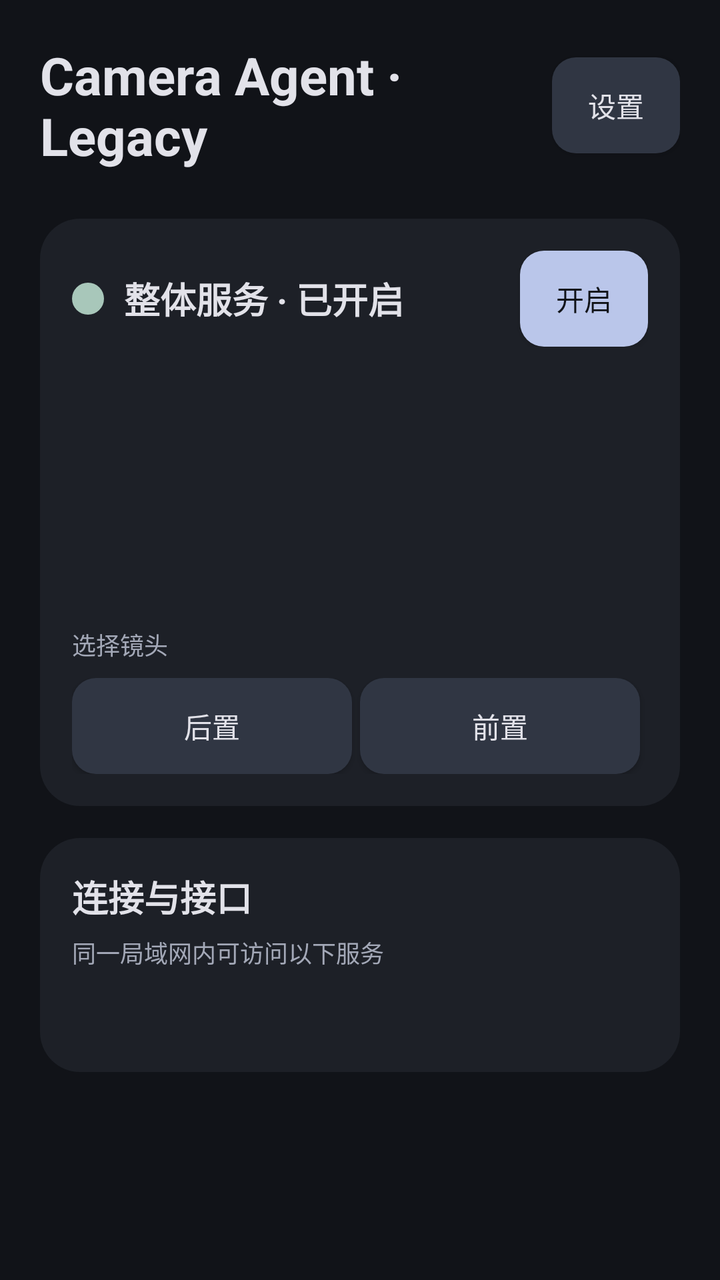
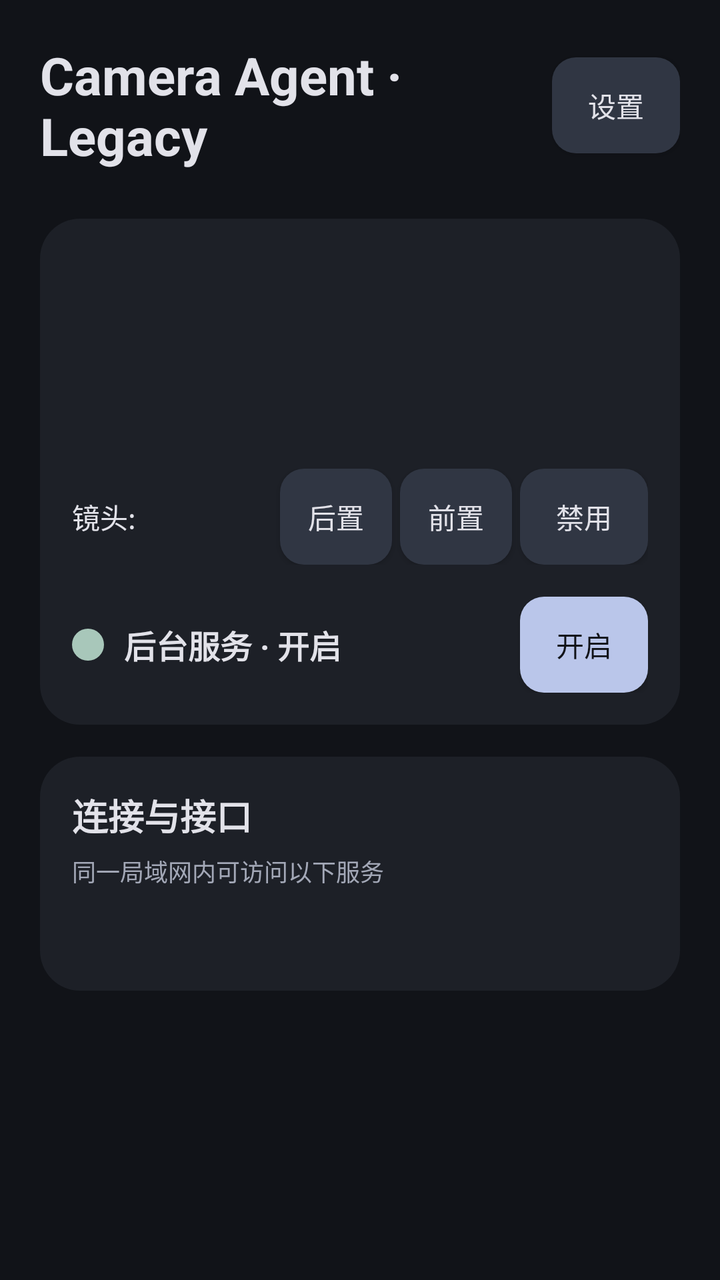

Before-and-after screenshots of an Android layout around one commit, followed by the original layout XML and the change that was made.
<!-- AndroidManifest.xml: application theme Theme.CameraAgent -->
<!-- res/layout/activity_standby.xml -->
<?xml version="1.0" encoding="utf-8"?>
<RelativeLayout
    xmlns:android="http://schemas.android.com/apk/res/android"
    xmlns:app="http://schemas.android.com/apk/res-auto"
    android:id="@+id/root"
    android:layout_width="match_parent"
    android:layout_height="match_parent"
    android:background="@color/ui_background">
    <ScrollView
        android:layout_width="match_parent"
        android:layout_height="match_parent"
        android:fillViewport="true">
        <LinearLayout
            android:layout_width="match_parent"
            android:layout_height="wrap_content"
            android:orientation="vertical"
            android:padding="20dp">
            <LinearLayout android:layout_width="match_parent" android:layout_height="wrap_content" android:gravity="center_vertical" android:layout_marginBottom="24dp">
                <TextView android:layout_width="0dp" android:layout_weight="1" android:layout_height="wrap_content" android:text="Camera Agent · Legacy" android:textSize="26sp" android:textColor="@color/ui_text" android:textStyle="bold" />
                <Button android:id="@+id/settings" android:layout_width="64dp" android:layout_height="48dp" android:text="设置" android:textColor="@color/control_text" android:background="@drawable/control_button" />
            </LinearLayout>
            <LinearLayout
                android:id="@+id/service_bar"
                android:layout_width="match_parent"
                android:layout_height="wrap_content"
                android:orientation="vertical"
                android:background="@drawable/surface_card">
                <LinearLayout
                    android:layout_width="match_parent"
                    android:layout_height="wrap_content"
                    android:gravity="center_vertical">
                    <View
                        android:id="@+id/status_led"
                        android:layout_width="16dp"
                        android:layout_height="16dp"
                        android:background="@drawable/led_green"
                        android:layout_marginRight="10dp" />
                    <TextView
                        android:layout_width="0dp"
                        android:layout_height="wrap_content"
                        android:text="整体服务 · 已开启"
                        android:textStyle="bold"
                        android:textSize="18sp"
                        android:textColor="@color/ui_text"
                        android:id="@+id/status_text"
                        android:layout_weight="1"
                        android:layout_marginRight="12dp" />
                    <ToggleButton
                        android:id="@+id/camera_service_toggle"
                        android:layout_width="64dp"
                        android:layout_height="48dp"
                        android:background="@drawable/control_button"
                        android:textOn="开启"
                        android:textOff="关闭"
                        android:textSize="14sp"
                        android:textColor="@color/control_text"
                        android:checked="true" />
                </LinearLayout>
                <LinearLayout android:layout_width="match_parent" android:layout_height="wrap_content" android:gravity="center_vertical" android:paddingTop="12dp">
                    <TextView android:id="@+id/http_status" android:layout_width="0dp" android:layout_weight="1" android:layout_height="wrap_content" android:textColor="@color/ui_text" android:textSize="14sp" />
                    <TextView android:id="@+id/http_connections" android:layout_width="wrap_content" android:layout_height="wrap_content" android:textColor="@color/ui_text_secondary" android:textSize="12sp" />
                </LinearLayout>
                <LinearLayout android:layout_width="match_parent" android:layout_height="wrap_content" android:gravity="center_vertical" android:paddingTop="12dp">
                    <TextView android:id="@+id/mcp_status" android:layout_width="0dp" android:layout_weight="1" android:layout_height="wrap_content" android:textColor="@color/ui_text" android:textSize="14sp" />
                    <TextView android:id="@+id/mcp_connections" android:layout_width="wrap_content" android:layout_height="wrap_content" android:textColor="@color/ui_text_secondary" android:textSize="12sp" />
                </LinearLayout>
                <TextView android:id="@+id/mqtt_status" android:layout_width="match_parent" android:layout_height="wrap_content" android:paddingTop="12dp" android:textColor="@color/ui_text" android:textSize="14sp" />
                <TextView android:id="@+id/camera_status" android:layout_width="match_parent" android:layout_height="wrap_content" android:paddingTop="12dp" android:textColor="@color/ui_text" android:textSize="14sp" />
                <TextView
                    android:layout_width="match_parent"
                    android:layout_height="wrap_content"
                    android:text="选择镜头"
                    android:textSize="12sp"
                    android:textColor="@color/ui_text_secondary"
                    android:layout_marginTop="16dp"
                    android:layout_marginBottom="8dp" />
                <LinearLayout
                    android:id="@+id/facing_row"
                    android:layout_width="match_parent"
                    android:layout_height="wrap_content"
                    android:orientation="horizontal">
                    <Button
                        android:id="@+id/facing_back"
                        android:layout_width="0dp"
                        android:layout_weight="1"
                        android:layout_height="48dp"
                        android:layout_marginRight="4dp"
                        android:text="后置"
                        android:textSize="14sp"
                        android:textColor="@color/control_text"
                        android:background="@drawable/control_button" />
                    <Button
                        android:id="@+id/facing_front"
                        android:layout_width="0dp"
                        android:layout_weight="1"
                        android:layout_height="48dp"
                        android:layout_marginRight="4dp"
                        android:text="前置"
                        android:textSize="14sp"
                        android:textColor="@color/control_text"
                        android:background="@drawable/control_button" />
                </LinearLayout>
            </LinearLayout>
            <LinearLayout
                android:layout_width="match_parent"
                android:layout_height="wrap_content"
                android:orientation="vertical"
                android:background="@drawable/surface_card"
                android:layout_marginTop="16dp">
                <TextView
                    android:layout_width="match_parent"
                    android:layout_height="wrap_content"
                    android:text="连接与接口"
                    android:textSize="18sp"
                    android:textColor="@color/ui_text"
                    android:textStyle="bold" />
                <TextView
                    android:layout_width="match_parent"
                    android:layout_height="wrap_content"
                    android:text="同一局域网内可访问以下服务"
                    android:textSize="12sp"
                    android:textColor="@color/ui_text_secondary"
                    android:layout_marginTop="6dp"
                    android:layout_marginBottom="16dp" />
                <TextView
                    android:layout_width="match_parent"
                    android:layout_height="wrap_content"
                    android:text=""
                    android:textSize="14sp"
                    android:textColor="@color/ui_primary"
                    android:id="@+id/info"
                    android:fontFamily="monospace"
                    android:lineSpacingExtra="6dp"
                    android:textIsSelectable="true" />
            </LinearLayout>
        </LinearLayout>
    </ScrollView>
</RelativeLayout>
<!-- resources referenced by this layout -->
<resources>
  <color name="ui_background">#111318</color>
  <color name="ui_primary">#BAC6EA</color>
  <color name="ui_text">#E2E2E9</color>
  <color name="ui_text_secondary">#A3A8B7</color>
  <!-- drawable control_button (drawable) -->
  <selector xmlns:android="http://schemas.android.com/apk/res/android"><item android:state_selected="true"><shape><solid android:color="@color/ui_primary"/><corners android:radius="12dp"/></shape></item><item android:state_checked="true"><shape><solid android:color="@color/ui_primary"/><corners android:radius="12dp"/></shape></item><item android:state_pressed="true"><shape><solid android:color="@color/ui_pressed"/><corners android:radius="12dp"/></shape></item><item><shape><solid android:color="@color/ui_control"/><corners android:radius="12dp"/></shape></item></selector>
  <!-- drawable led_green (drawable) -->
  <shape xmlns:android="http://schemas.android.com/apk/res/android" android:shape="oval"><solid android:color="@color/ui_success"/></shape>
  <!-- drawable surface_card (drawable) -->
  <shape xmlns:android="http://schemas.android.com/apk/res/android"><solid android:color="@color/ui_surface"/><corners android:radius="20dp"/><padding android:left="16dp" android:top="16dp" android:right="16dp" android:bottom="16dp"/></shape>
  <style name="Theme.CameraAgent" parent="android:style/Theme.Holo.NoActionBar">
  <item name="android:windowBackground">@color/ui_background</item>
  <item name="android:colorBackground">@color/ui_background</item>
  <item name="android:textColorPrimary">@color/ui_text</item>
  <item name="android:textColorSecondary">@color/ui_text_secondary</item>
  </style>
  <color name="ui_pressed">#40495F</color>
  <color name="ui_control">#303643</color>
  <color name="ui_success">#A8C7BA</color>
  <color name="ui_surface">#1D2027</color>
</resources>

<!-- the commit's change to res/layout/activity_standby.xml (unified diff, before → after) -->
@@ -19,43 +19,7 @@
                 <TextView android:layout_width="0dp" android:layout_weight="1" android:layout_height="wrap_content" android:text="Camera Agent · Legacy" android:textSize="26sp" android:textColor="@color/ui_text" android:textStyle="bold" />
                 <Button android:id="@+id/settings" android:layout_width="64dp" android:layout_height="48dp" android:text="设置" android:textColor="@color/control_text" android:background="@drawable/control_button" />
             </LinearLayout>
-            <LinearLayout
-                android:id="@+id/service_bar"
-                android:layout_width="match_parent"
-                android:layout_height="wrap_content"
-                android:orientation="vertical"
-                android:background="@drawable/surface_card">
-                <LinearLayout
-                    android:layout_width="match_parent"
-                    android:layout_height="wrap_content"
-                    android:gravity="center_vertical">
-                    <View
-                        android:id="@+id/status_led"
-                        android:layout_width="16dp"
-                        android:layout_height="16dp"
-                        android:background="@drawable/led_green"
-                        android:layout_marginRight="10dp" />
-                    <TextView
-                        android:layout_width="0dp"
-                        android:layout_height="wrap_content"
-                        android:text="整体服务 · 已开启"
-                        android:textStyle="bold"
-                        android:textSize="18sp"
-                        android:textColor="@color/ui_text"
-                        android:id="@+id/status_text"
-                        android:layout_weight="1"
-                        android:layout_marginRight="12dp" />
-                    <ToggleButton
-                        android:id="@+id/camera_service_toggle"
-                        android:layout_width="64dp"
-                        android:layout_height="48dp"
-                        android:background="@drawable/control_button"
-                        android:textOn="开启"
-                        android:textOff="关闭"
-                        android:textSize="14sp"
-                        android:textColor="@color/control_text"
-                        android:checked="true" />
-                </LinearLayout>
+            <LinearLayout android:id="@+id/service_bar" android:layout_width="match_parent" android:layout_height="wrap_content" android:orientation="vertical" android:background="@drawable/surface_card">
                 <LinearLayout android:layout_width="match_parent" android:layout_height="wrap_content" android:gravity="center_vertical" android:paddingTop="12dp">
                     <TextView android:id="@+id/http_status" android:layout_width="0dp" android:layout_weight="1" android:layout_height="wrap_content" android:textColor="@color/ui_text" android:textSize="14sp" />
                     <TextView android:id="@+id/http_connections" android:layout_width="wrap_content" android:layout_height="wrap_content" android:textColor="@color/ui_text_secondary" android:textSize="12sp" />
@@ -65,40 +29,16 @@
                     <TextView android:id="@+id/mcp_connections" android:layout_width="wrap_content" android:layout_height="wrap_content" android:textColor="@color/ui_text_secondary" android:textSize="12sp" />
                 </LinearLayout>
                 <TextView android:id="@+id/mqtt_status" android:layout_width="match_parent" android:layout_height="wrap_content" android:paddingTop="12dp" android:textColor="@color/ui_text" android:textSize="14sp" />
-                <TextView android:id="@+id/camera_status" android:layout_width="match_parent" android:layout_height="wrap_content" android:paddingTop="12dp" android:textColor="@color/ui_text" android:textSize="14sp" />
-                <TextView
-                    android:layout_width="match_parent"
-                    android:layout_height="wrap_content"
-                    android:text="选择镜头"
-                    android:textSize="12sp"
-                    android:textColor="@color/ui_text_secondary"
-                    android:layout_marginTop="16dp"
-                    android:layout_marginBottom="8dp" />
-                <LinearLayout
-                    android:id="@+id/facing_row"
-                    android:layout_width="match_parent"
-                    android:layout_height="wrap_content"
-                    android:orientation="horizontal">
-                    <Button
-                        android:id="@+id/facing_back"
-                        android:layout_width="0dp"
-                        android:layout_weight="1"
-                        android:layout_height="48dp"
-                        android:layout_marginRight="4dp"
-                        android:text="后置"
-                        android:textSize="14sp"
-                        android:textColor="@color/control_text"
-                        android:background="@drawable/control_button" />
-                    <Button
-                        android:id="@+id/facing_front"
-                        android:layout_width="0dp"
-                        android:layout_weight="1"
-                        android:layout_height="48dp"
-                        android:layout_marginRight="4dp"
-                        android:text="前置"
-                        android:textSize="14sp"
-                        android:textColor="@color/control_text"
-                        android:background="@drawable/control_button" />
+                <LinearLayout android:id="@+id/facing_row" android:layout_width="match_parent" android:layout_height="wrap_content" android:gravity="center_vertical" android:layout_marginTop="16dp">
+                    <TextView android:id="@+id/camera_status" android:layout_width="0dp" android:layout_weight="1" android:layout_height="wrap_content" android:text="镜头:" android:textColor="@color/ui_text" android:textSize="14sp" />
+                    <Button android:id="@+id/facing_back" android:layout_width="56dp" android:layout_height="48dp" android:layout_marginLeft="4dp" android:padding="4dp" android:minWidth="0dp" android:text="后置" android:textSize="14sp" android:textColor="@color/control_text" android:background="@drawable/control_button"  />
+                    <Button android:id="@+id/facing_front" android:layout_width="56dp" android:layout_height="48dp" android:layout_marginLeft="4dp" android:padding="4dp" android:minWidth="0dp" android:text="前置" android:textSize="14sp" android:textColor="@color/control_text" android:background="@drawable/control_button"  />
+                    <Button android:id="@+id/facing_disabled" android:layout_width="64dp" android:layout_height="48dp" android:layout_marginLeft="4dp" android:padding="4dp" android:minWidth="0dp" android:text="禁用" android:textSize="14sp" android:textColor="@color/control_text" android:background="@drawable/control_button"  />
+                </LinearLayout>
+                <LinearLayout android:layout_width="match_parent" android:layout_height="wrap_content" android:gravity="center_vertical" android:layout_marginTop="16dp">
+                    <View android:id="@+id/status_led" android:layout_width="16dp" android:layout_height="16dp" android:layout_marginRight="10dp" android:background="@drawable/led_green" />
+                    <TextView android:id="@+id/status_text" android:layout_width="0dp" android:layout_weight="1" android:layout_height="wrap_content" android:text="后台服务 · 开启" android:textColor="@color/ui_text" android:textStyle="bold" android:textSize="16sp" android:layout_marginRight="8dp" />
+                    <ToggleButton android:id="@+id/camera_service_toggle" android:layout_width="64dp" android:layout_height="48dp" android:textOn="开启" android:textOff="关闭" android:checked="true" android:background="@drawable/control_button" android:textColor="@color/control_text" />
                 </LinearLayout>
             </LinearLayout>
             <LinearLayout
